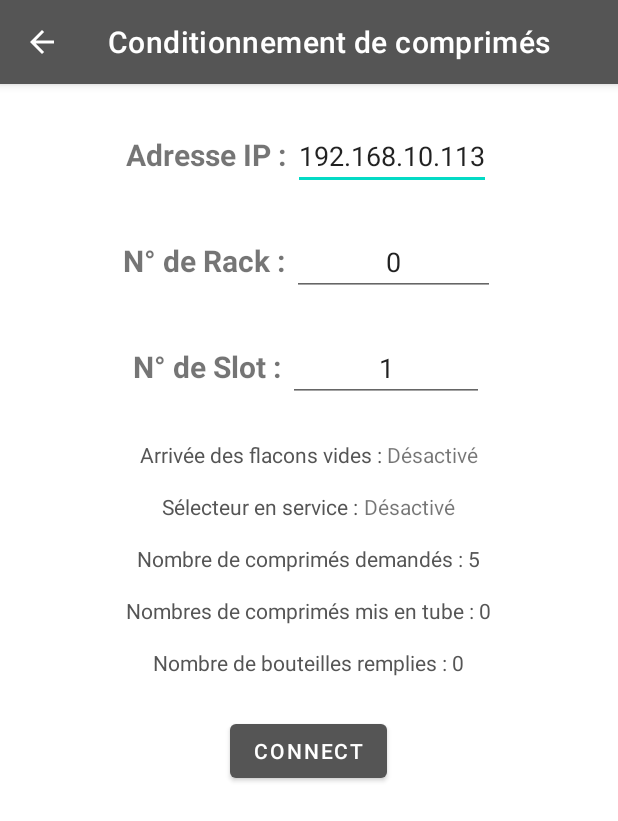
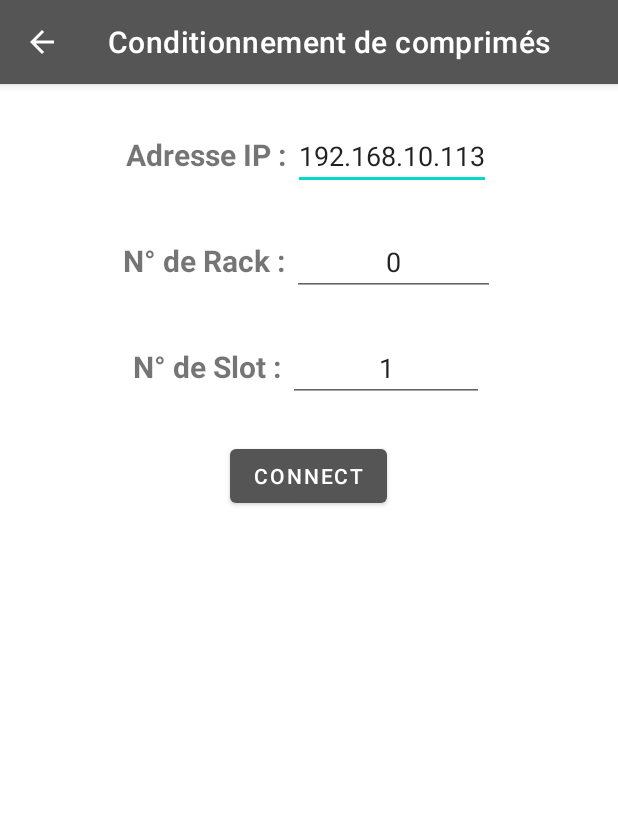
Before and after one commit to LouisFitdevoie/ProjetAndroid, an Android app: the ComprimesActivity screen opened directly, with no data from a screen before it, on a phone screen of 412 x 824 dp. Shown: the top 821 px of the screen. Run offline under Robolectric (Android 15) with nearby library versions, the phone set to English and light mode, and no system bars.

Commit message:
Correction du layout de l'activité des comprimés

```diff
--- a/app/src/main/res/layout/activity_comprimes.xml
+++ b/app/src/main/res/layout/activity_comprimes.xml
@@ -111,10 +111,10 @@
                 android:id="@+id/rl_comprimes_RW"
                 android:layout_width="match_parent"
                 android:layout_height="wrap_content"
-                android:visibility="visible"
                 android:layout_below="@+id/rl_comprimes_parametres"
                 android:layout_marginHorizontal="25dp"
-                android:layout_marginTop="25dp">
+                android:layout_marginTop="25dp"
+                android:visibility="gone">
 
                 <LinearLayout
                     android:id="@+id/ll_comprimes_flaconsVides"
@@ -130,7 +130,8 @@
                         android:id="@+id/tv_comprimes_flaconsVides"
                         android:layout_width="wrap_content"
                         android:layout_height="wrap_content"
-                        android:text="Désactivé"/>
+                        android:text="Désactivé"
+                        android:textColor="@color/primary"/>
                 </LinearLayout>
 
                 <LinearLayout
@@ -149,7 +150,8 @@
                         android:id="@+id/tv_comprimes_selecteurService"
                         android:layout_width="wrap_content"
                         android:layout_height="wrap_content"
-                        android:text="Désactivé"/>
+                        android:text="Désactivé"
+                        android:textColor="@color/primary"/>
                 </LinearLayout>
 
                 <LinearLayout
```
